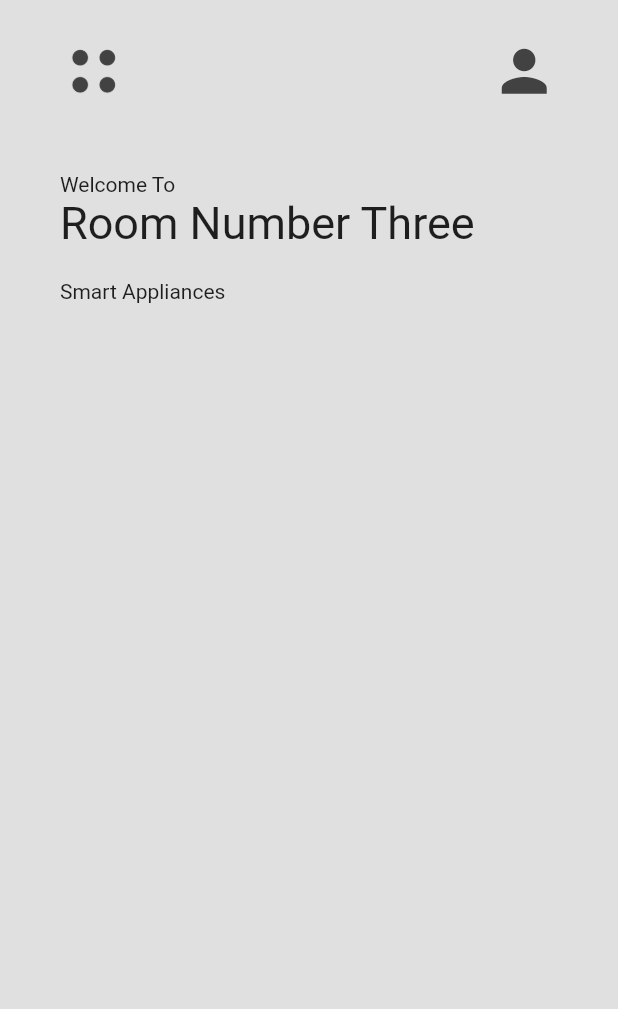
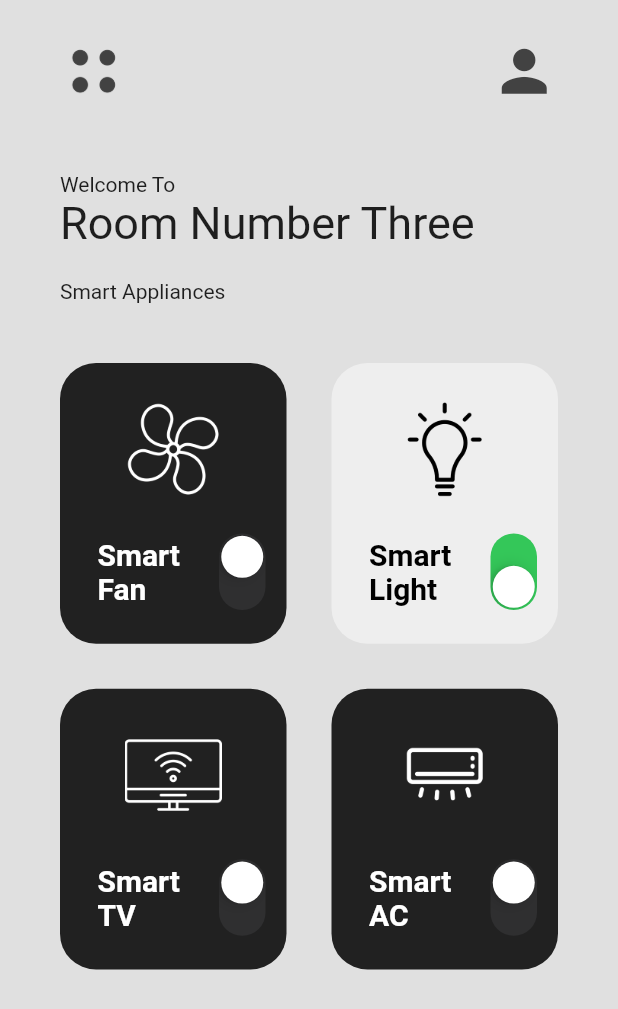
Before and after one commit to thevipulkumawat/project_smartAppliancesUI, a Flutter app: the screen it shows after launch, on a phone screen of 412 x 824 dp. Shown: the top 1009 px of the screen. Run offline on Flutter 3.47's test engine with Material 2 defaults, Android fonts, the phone set to English and light mode, and no system bars.

Commit message:
17112022

```diff
--- a/lib/pages/home_page.dart
+++ b/lib/pages/home_page.dart
@@ -15,11 +15,18 @@ class _HomePageState extends State<HomePage> {
   // LIST OF SMART DEVICES
   List mySmartDevices = [
     //[smartDevices, iconPath, powerStatus]
+    ["Smart Fan", "lib/icons/fan.png", false],
     ["Smart Light", "lib/icons/light-bulb.png", true],
     ["Smart TV ", "lib/icons/smart-tv.png", false],
     ["Smart AC", "lib/icons/air-conditioner.png", false],
-    ["Smart Fan", "lib/icons/fan.png", false],
   ];
+  //POWER BUTTON SWITCH
+  void powerSwitchChanged(bool value, int index) {
+    setState(() {
+      mySmartDevices[index][2] = value;
+    });
+  }
+
   @override
   Widget build(BuildContext context) {
     return Scaffold(
@@ -68,15 +75,21 @@ class _HomePageState extends State<HomePage> {
             // ITEM GRID// SMART IMAGES
             Padding(
               padding: EdgeInsets.symmetric(horizontal: horizontalPadding),
-              child: Text("Smart Appliances"),
+              child: const Text("Smart Appliances"),
             ),
             Expanded(
               child: GridView.builder(
                   itemCount: mySmartDevices.length,
+                  padding: const EdgeInsets.all(25.0),
                   gridDelegate: const SliverGridDelegateWithFixedCrossAxisCount(
-                      crossAxisCount: 2),
+                      crossAxisCount: 2, childAspectRatio: 1 / 1.2),
                   itemBuilder: (context, index) {
-                    return Container(); //SmartDeviceBox(smartDevicesName: '',);
+                    return SmartDeviceBox(
+                      smartDevicesName: mySmartDevices[index][0],
+                      iconPath: mySmartDevices[index][1],
+                      powerOn: mySmartDevices[index][2],
+                      onChanged: (value) => powerSwitchChanged(value, index),
+                    ); //SmartDeviceBox(smartDevicesName: '',);
                   }),
             )
           ],
--- a/lib/utils/smart_devices_box.dart
+++ b/lib/utils/smart_devices_box.dart
@@ -1,25 +1,67 @@
+import 'dart:math';
+
+import 'package:flutter/cupertino.dart';
 import 'package:flutter/material.dart';
 
 class SmartDeviceBox extends StatelessWidget {
   final String smartDevicesName;
   final String iconPath;
   final bool powerOn;
+  void Function(bool)? onChanged;
 
-  const SmartDeviceBox(
+  SmartDeviceBox(
       {Key? key,
       required this.smartDevicesName,
       required this.iconPath,
-      required this.powerOn})
+      required this.powerOn,
+      required this.onChanged})
       : super(key: key);
 
   @override
   Widget build(BuildContext context) {
-    return Container(
-      child: Column(
-        children: [
-          //icon
-          Image.asset(iconPath),
-        ],
+    return Padding(
+      padding: const EdgeInsets.all(15.0),
+      child: Container(
+        decoration: BoxDecoration(
+          color: powerOn ? Colors.grey[200] : Colors.grey[900],
+          borderRadius: BorderRadius.circular(24),
+        ),
+        child: Padding(
+          padding: const EdgeInsets.symmetric(vertical: 25),
+          child: Column(
+            mainAxisAlignment: MainAxisAlignment.spaceBetween,
+            children: [
+              //icon
+              Image.asset(
+                iconPath,
+                height: 65,
+                color: powerOn ? Colors.black : Colors.white,
+              ),
+              // DEVICE NAME
+              Row(
+                children: [
+                  Expanded(
+                    child: Padding(
+                      padding: const EdgeInsets.only(left: 25.0),
+                      child: Text(
+                        smartDevicesName,
+                        style: TextStyle(
+                            fontSize: 20,
+                            fontWeight: FontWeight.bold,
+                            color: powerOn ? Colors.black : Colors.white),
+                      ),
+                    ),
+                  ),
+                  Transform.rotate(
+                    angle: pi / 2,
+                    child:
+                        CupertinoSwitch(value: powerOn, onChanged: onChanged),
+                  ),
+                ],
+              )
+            ],
+          ),
+        ),
       ),
     );
   }
```
